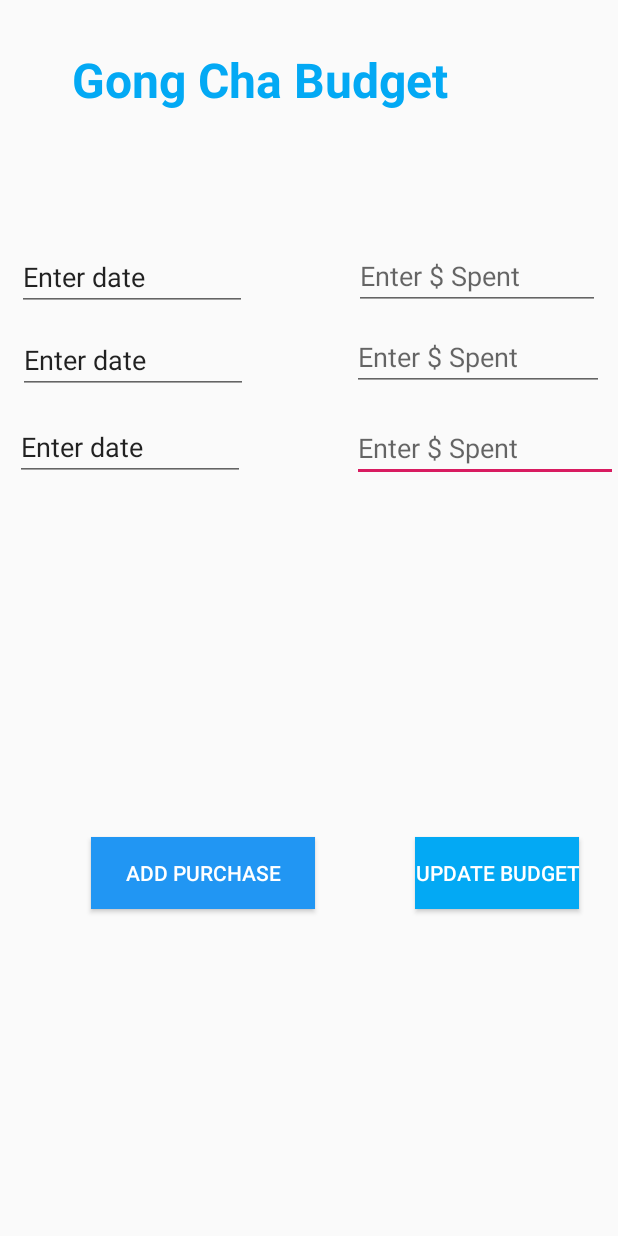
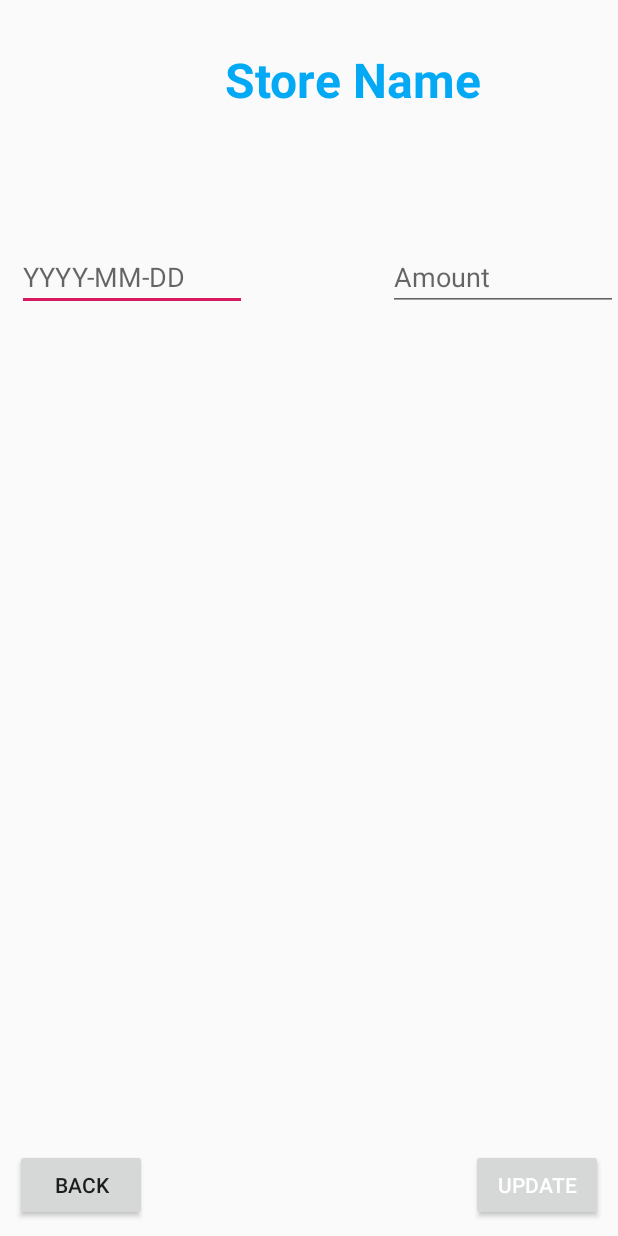
Before and after one commit to eliu72/ellehacks2020, an Android app: the layout activity_store_specific_budget.xml on its own in the app's theme, with its tools: preview values and no code run, on a phone screen of 412 x 824 dp. Run offline under Robolectric (Android 15) with nearby library versions, the phone set to English and light mode, and no system bars.

Commit message:
final without design

```diff
--- a/BudgetApp1/app/src/main/AndroidManifest.xml
+++ b/BudgetApp1/app/src/main/AndroidManifest.xml
@@ -13,6 +13,9 @@
         android:supportsRtl="true"
         android:theme="@style/AppTheme">
         <activity android:name=".BudgetAccount"></activity>
+        <activity android:name=".TimHortonsBudget" ></activity>
+        <activity android:name=".NoFrillsBudget" ></activity>
+        <activity android:name=".CalculateBudgetActivity"></activity>
         <activity android:name=".MainActivity">
             <intent-filter>
                 <action android:name="android.intent.action.MAIN" />
--- a/BudgetApp1/app/src/main/res/layout/activity_store_specific_budget.xml
+++ b/BudgetApp1/app/src/main/res/layout/activity_store_specific_budget.xml
@@ -15,97 +15,25 @@
         android:layout_alignParentStart="true"
         android:layout_alignParentTop="true">
 
-        <EditText
-            android:id="@+id/et_sum"
-            android:layout_width="164dp"
-            android:layout_height="wrap_content"
-            android:layout_alignParentTop="true"
-            android:layout_alignParentEnd="true"
-            android:layout_alignParentRight="true"
-            android:layout_marginTop="86dp"
-            android:layout_marginEnd="13dp"
-            android:layout_marginRight="13dp"
-            android:ems="10"
-            android:hint="Enter $ Spent"
-            android:inputType="number"
-            android:visibility="invisible" />
-
-        <TextView
+        <!--<TextView
             android:id="@+id/tv_result"
             android:layout_width="wrap_content"
             android:layout_height="wrap_content"
             android:layout_centerInParent="true"
             android:textAppearance="?android:attr/textAppearanceLarge" />
-
-        <Button
-            android:id="@+id/update_budget"
-            android:layout_width="wrap_content"
-            android:layout_height="wrap_content"
-            android:layout_alignParentTop="true"
-            android:layout_alignParentEnd="true"
-            android:layout_alignParentRight="true"
-            android:layout_gravity="center_horizontal"
-            android:layout_marginTop="558dp"
-            android:layout_marginEnd="26dp"
-            android:layout_marginRight="26dp"
-            android:background="#03A9F4"
-            android:text="Update Budget"
-            android:textColor="#FFFFFF" />
-
-        <EditText
-            android:id="@+id/et_input3"
-            android:layout_width="177dp"
-            android:layout_height="wrap_content"
-            android:layout_alignParentTop="true"
-            android:layout_alignParentEnd="true"
-            android:layout_alignParentRight="true"
-            android:layout_marginTop="276dp"
-            android:layout_marginEnd="0dp"
-            android:layout_marginRight="0dp"
-            android:ems="10"
-            android:hint="Enter $ Spent"
-            android:inputType="number" />
-
-        <EditText
-            android:id="@+id/et_input2"
-            android:layout_width="168dp"
-            android:layout_height="wrap_content"
-            android:layout_alignParentTop="true"
-            android:layout_alignParentEnd="true"
-            android:layout_alignParentRight="true"
-            android:layout_marginTop="215dp"
-            android:layout_marginEnd="9dp"
-            android:layout_marginRight="9dp"
-            android:ems="10"
-            android:hint="Enter $ Spent"
-            android:inputType="number" />
-
-        <EditText
-            android:id="@+id/et_input1"
-            android:layout_width="164dp"
-            android:layout_height="wrap_content"
-            android:layout_alignParentTop="true"
-            android:layout_alignParentEnd="true"
-            android:layout_alignParentRight="true"
-            android:layout_marginTop="161dp"
-            android:layout_marginEnd="12dp"
-            android:layout_marginRight="12dp"
-            android:ems="10"
-            android:hint="Enter $ Spent"
-            android:inputType="number" />
+        -->
 
         <TextView
             android:id="@+id/tv_title"
             android:layout_width="262dp"
             android:layout_height="wrap_content"
-            android:layout_alignParentStart="true"
-            android:layout_alignParentLeft="true"
+            android:layout_alignParentRight="true"
             android:layout_alignParentTop="true"
             android:layout_gravity="center_horizontal"
             android:layout_marginStart="48dp"
             android:layout_marginLeft="48dp"
             android:layout_marginTop="31dp"
-            android:text="Gong Cha Budget"
+            android:text="Store Name"
             android:textColor="#03A9F4"
             android:textSize="32dp"
             android:textStyle="bold" />
@@ -114,7 +42,6 @@
             android:id="@+id/date2"
             android:layout_width="153dp"
             android:layout_height="wrap_content"
-            android:layout_alignParentStart="true"
             android:layout_alignParentLeft="true"
             android:layout_alignParentTop="true"
             android:layout_marginStart="11dp"
@@ -122,49 +49,43 @@
             android:layout_marginTop="162dp"
             android:ems="10"
             android:inputType="date"
-            android:text="Enter date" />
+            android:hint="YYYY-MM-DD" />
 
         <EditText
-            android:id="@+id/date2"
+            android:id="@+id/et_input3"
             android:layout_width="153dp"
             android:layout_height="wrap_content"
-            android:layout_alignParentStart="true"
-            android:layout_alignParentLeft="true"
+            android:layout_alignParentRight="true"
             android:layout_alignParentTop="true"
-            android:layout_marginStart="12dp"
-            android:layout_marginLeft="12dp"
-            android:layout_marginTop="217dp"
+            android:layout_marginStart="11dp"
+            android:layout_marginLeft="11dp"
+            android:layout_marginTop="162dp"
             android:ems="10"
-            android:inputType="date"
-            android:text="Enter date" />
-
-        <EditText
-            android:id="@+id/date3"
-            android:layout_width="153dp"
-            android:layout_height="wrap_content"
-            android:layout_alignParentStart="true"
-            android:layout_alignParentLeft="true"
-            android:layout_alignParentTop="true"
-            android:layout_marginStart="10dp"
-            android:layout_marginLeft="10dp"
-            android:layout_marginTop="275dp"
-            android:ems="10"
-            android:inputType="date"
-            android:text="Enter date" />
+            android:inputType="number"
+            android:hint="Amount" />
 
         <Button
             android:id="@+id/add_purchase"
-            android:layout_width="149dp"
+            android:layout_width="wrap_content"
             android:layout_height="wrap_content"
-            android:layout_alignParentTop="true"
+            android:layout_alignParentBottom="true"
             android:layout_alignParentEnd="true"
-            android:layout_alignParentRight="true"
-            android:layout_marginTop="558dp"
-            android:layout_marginEnd="202dp"
-            android:layout_marginRight="202dp"
-            android:background="#2196F3"
-            android:text="Add Purchase"
+            android:layout_margin="10dp"
+            android:text="Update"
             android:textColor="#FFFFFF" />
+
+        <Button
+            android:id="@+id/home"
+            android:layout_width="wrap_content"
+            android:layout_height="wrap_content"
+            android:layout_alignParentBottom="true"
+            android:layout_alignParentStart="true"
+            android:layout_margin="10dp"
+            android:text="Back"
+            />
+
+
+
     </RelativeLayout>
 
 </RelativeLayout>
```
Also changed, not shown: BudgetApp1/app/src/main/java/com/example/budgetapp1/BudgetAccount.java (+31 -10 lines), BudgetApp1/app/src/main/java/com/example/budgetapp1/CalculateBudgetActivity.java (+27 -19 lines).
